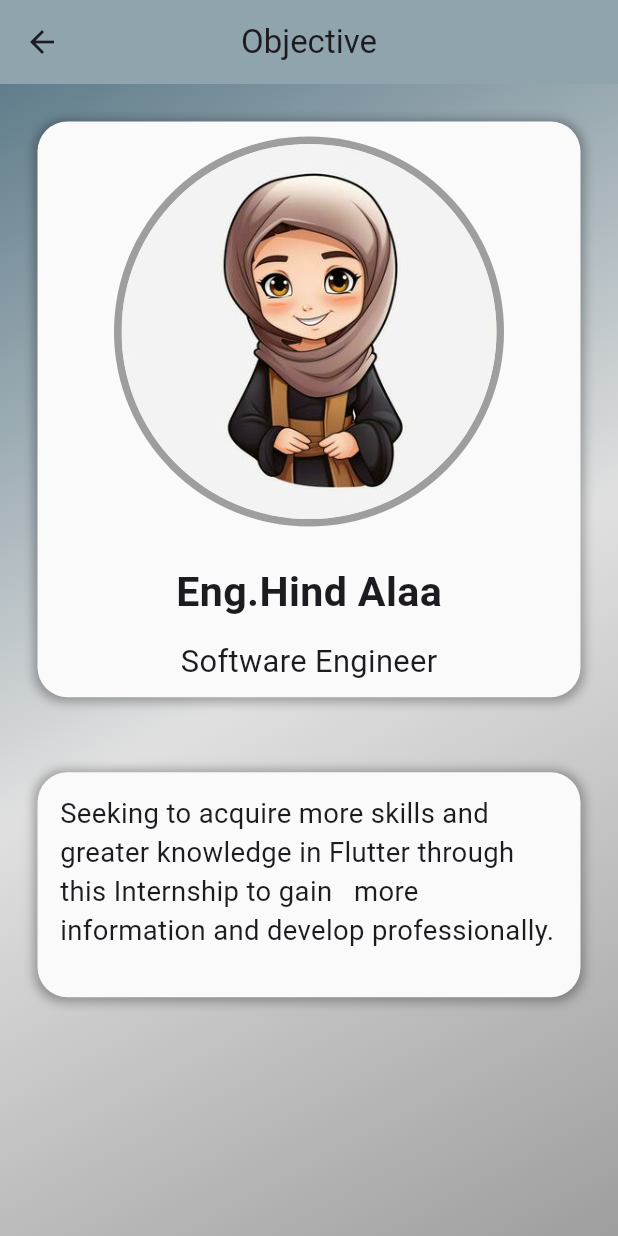
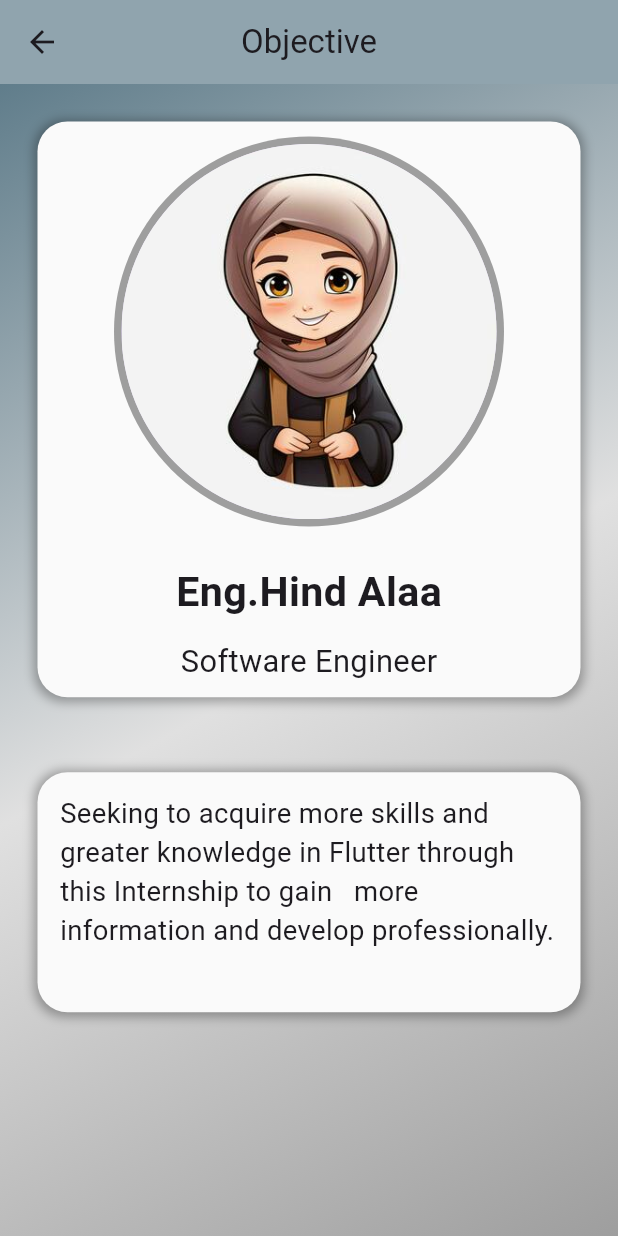
Before and after one commit to HindAlaa26/My-Portfolio-App, a Flutter app: the screen it shows after launch, after a tap on "Objective", on a phone screen of 412 x 824 dp. Run offline on Flutter 3.47's test engine with Material 3 defaults, Android fonts, the phone set to English and light mode, and no system bars; our stand-ins replace device_preview, flutter_screenutil, webview_flutter.

Commit message:
container height and width updated

```diff
--- a/lib/main.dart
+++ b/lib/main.dart
@@ -1,10 +1,16 @@
+import 'package:device_preview/device_preview.dart';
+import 'package:flutter/foundation.dart';
 import 'package:flutter/material.dart';
 import 'package:flutter_screenutil/flutter_screenutil.dart';
-import 'package:my_portfolio/screens/home_layout/portfolio_screen.dart';
 import 'package:my_portfolio/screens/splash_screen.dart';
 
 void main() {
-  runApp(const MyApp());
+  runApp(
+    DevicePreview(
+      enabled: !kReleaseMode,
+      builder: (context) => const MyApp(), // Wrap your app
+    ),
+  );
 }
 
 class MyApp extends StatelessWidget {
@@ -18,6 +24,9 @@ class MyApp extends StatelessWidget {
           return MaterialApp(
             debugShowCheckedModeBanner: false,
             title: 'Hind Alaa Fathy - Portfolio',
+            useInheritedMediaQuery: true,
+            locale: DevicePreview.locale(context),
+            builder: DevicePreview.appBuilder,
             theme: ThemeData(
               appBarTheme: AppBarTheme(
                 backgroundColor: Colors.blueGrey.withOpacity(.5),
--- a/lib/screens/courses_screen.dart
+++ b/lib/screens/courses_screen.dart
@@ -42,6 +42,8 @@ class CoursesScreen extends StatelessWidget {
         title: const Text('Courses'),
       ),
       body: Container(
+        height: MediaQuery.of(context).size.height,
+        width: MediaQuery.of(context).size.width,
         padding: const EdgeInsets.all(16.0),
         decoration: const BoxDecoration(
           gradient: LinearGradient(
--- a/lib/screens/education_screen.dart
+++ b/lib/screens/education_screen.dart
@@ -13,6 +13,7 @@ class EducationScreen extends StatelessWidget {
       body: SingleChildScrollView(
         child: Container(
           height: MediaQuery.of(context).size.height,
+          width: MediaQuery.of(context).size.width,
           decoration: BoxDecoration(
             gradient: LinearGradient(
               colors: [
--- a/lib/screens/home_layout/portfolio_screen.dart
+++ b/lib/screens/home_layout/portfolio_screen.dart
@@ -30,7 +30,10 @@ class PortfolioScreen extends StatelessWidget {
         appBar: AppBar(
           title: const Text('Hind Alaa Fathy - Portfolio'),
         ),
-        body: Container(
+        body: SingleChildScrollView(
+          child: Container(
+            height: MediaQuery.of(context).size.height,
+            width: MediaQuery.of(context).size.width,
             decoration: BoxDecoration(
                 gradient: LinearGradient(
               colors: [
@@ -82,6 +85,7 @@ class PortfolioScreen extends StatelessWidget {
                             ),
                           ))),
             ),
+          ),
         ));
   }
 }
--- a/lib/screens/objective_screen.dart
+++ b/lib/screens/objective_screen.dart
@@ -92,7 +92,7 @@ class _ObjectiveScreenState extends State<ObjectiveScreen> {
                 ),
               ),
               AnimatedContainer(
-                height: isExpand ? 200 : 0,
+                height: isExpand ? 210 : 0,
                 duration: const Duration(milliseconds: 400),
                 child: Container(
                   width: double.infinity,
--- a/lib/screens/projects_screen.dart
+++ b/lib/screens/projects_screen.dart
@@ -49,6 +49,8 @@ class ProjectsScreen extends StatelessWidget {
         title: const Text('Projects'),
       ),
       body: Container(
+        height: MediaQuery.of(context).size.height,
+        width: MediaQuery.of(context).size.width,
         padding: const EdgeInsets.all(16.0),
         decoration: BoxDecoration(
           gradient: LinearGradient(
--- a/lib/screens/skills_screen.dart
+++ b/lib/screens/skills_screen.dart
@@ -33,6 +33,8 @@ class SkillsScreen extends StatelessWidget {
         title: const Text('Skills'),
       ),
       body: Container(
+        height: MediaQuery.of(context).size.height,
+        width: MediaQuery.of(context).size.width,
         padding: const EdgeInsets.all(16.0),
         decoration: BoxDecoration(
           gradient: LinearGradient(
--- a/pubspec.yaml
+++ b/pubspec.yaml
@@ -37,7 +37,7 @@ dependencies:
   cupertino_icons: ^1.0.6
   flutter_screenutil: ^5.9.3
   webview_flutter: ^3.0.0
-
+  device_preview: ^1.2.0
 dev_dependencies:
   flutter_test:
     sdk: flutter
```
Also changed, not shown: lib/screens/activities_screen.dart (+10 -5 lines), pubspec.lock, 1 other file. Lines whose indentation alone changed are shown as unchanged.
